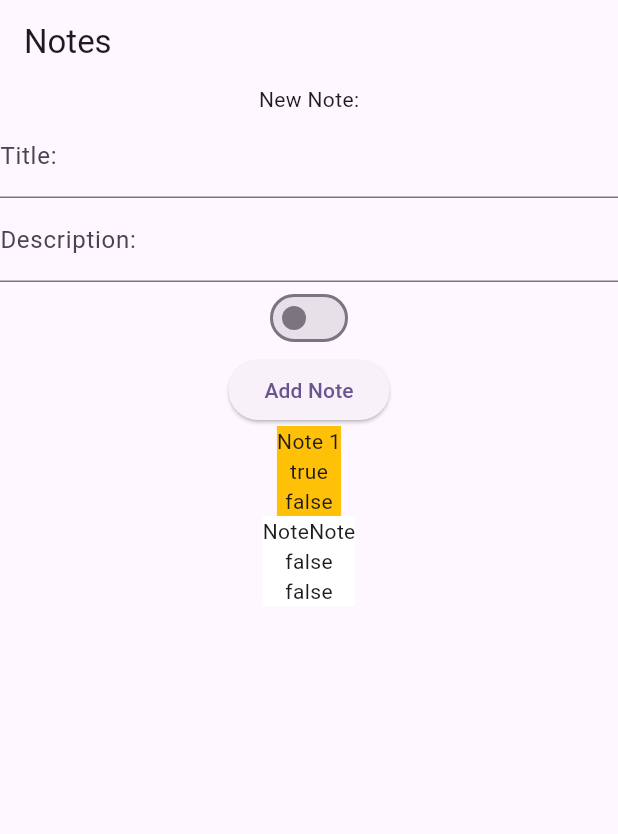
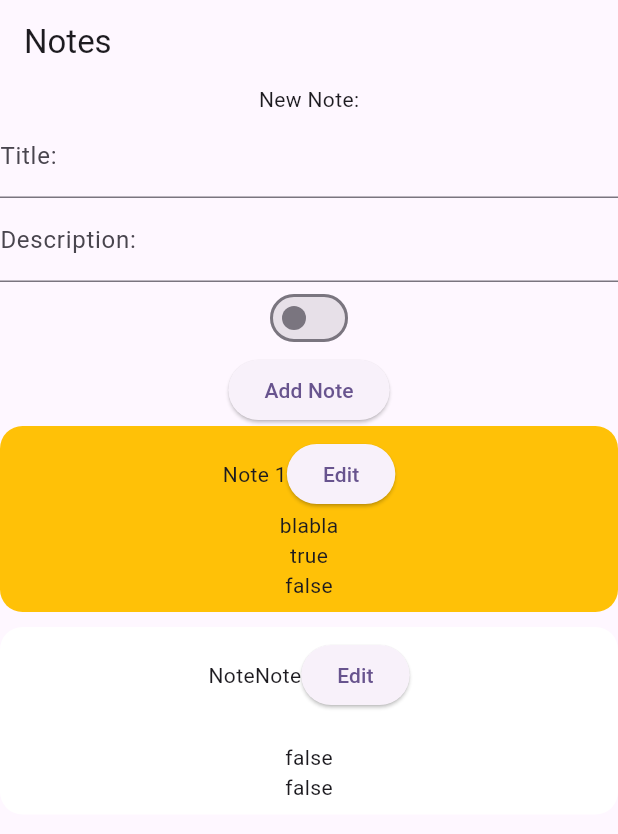
Before and after one commit to TarzanOfJungle/notes_manager, a Flutter app: the screen it shows after launch, on a phone screen of 412 x 824 dp. Shown: the top 834 px of the screen. Run offline on Flutter 3.47's test engine with Material 3 defaults, Android fonts, the light colour scheme and no system bars.

Commit message:
feat: border radius + column changed to listview

```diff
--- a/lib/main.dart
+++ b/lib/main.dart
@@ -16,7 +16,7 @@ class NotesManagerApp extends StatelessWidget {
         colorScheme: ColorScheme.fromSeed(seedColor: Colors.deepPurple),
         useMaterial3: true,
       ),
-      home: NotesPage(),
+      home: const NotesPage(),
     );
   }
 }
--- a/lib/notes/screens/notes_page.dart
+++ b/lib/notes/screens/notes_page.dart
@@ -67,8 +67,15 @@ class _NotesPageState extends State<NotesPage> {
 }
 
 Widget _buildNotesDisplay(List<Note> notes) {
-  return Column(
-      children: notes.map((note) => NoteTile(onEdit: () => {}, note: note))
-          .toList(),
+  return ListView.separated(
+    shrinkWrap: true,
+    physics: const NeverScrollableScrollPhysics(),
+      itemBuilder: (BuildContext context, int index) {
+        return NoteTile(onEdit: () => {}, note: notes[index]); //TODO onEdit
+      },
+      separatorBuilder: (BuildContext context, int index) {
+        return const SizedBox(height: 10.0);
+      },
+      itemCount: notes.length,
   );
 }
--- a/lib/notes/widgets/note_tile.dart
+++ b/lib/notes/widgets/note_tile.dart
@@ -10,14 +10,27 @@ class NoteTile extends StatelessWidget {
   @override
   Widget build(BuildContext context) {
     return Container(
+      decoration: BoxDecoration(
+        borderRadius: BorderRadius.circular(15.0),
         color: note.isImportant ? Colors.amber : Colors.white,
+      ),
+      child: Padding(
+        padding: const EdgeInsets.all(8.0),
         child: Column(
           children: [
+            Row(
+              mainAxisAlignment: MainAxisAlignment.center,
+              children: [
                 Text(note.title),
+                ElevatedButton(onPressed: onEdit, child: const Text('Edit')),
+              ],
+            ),
+            Text(note.description ?? ''),
             Text(note.isImportant.toString()),
             Text(note.isResolved.toString()),
           ],
         ),
+      ),
     );
   }
 }
```
Lines whose indentation alone changed are shown as unchanged.
